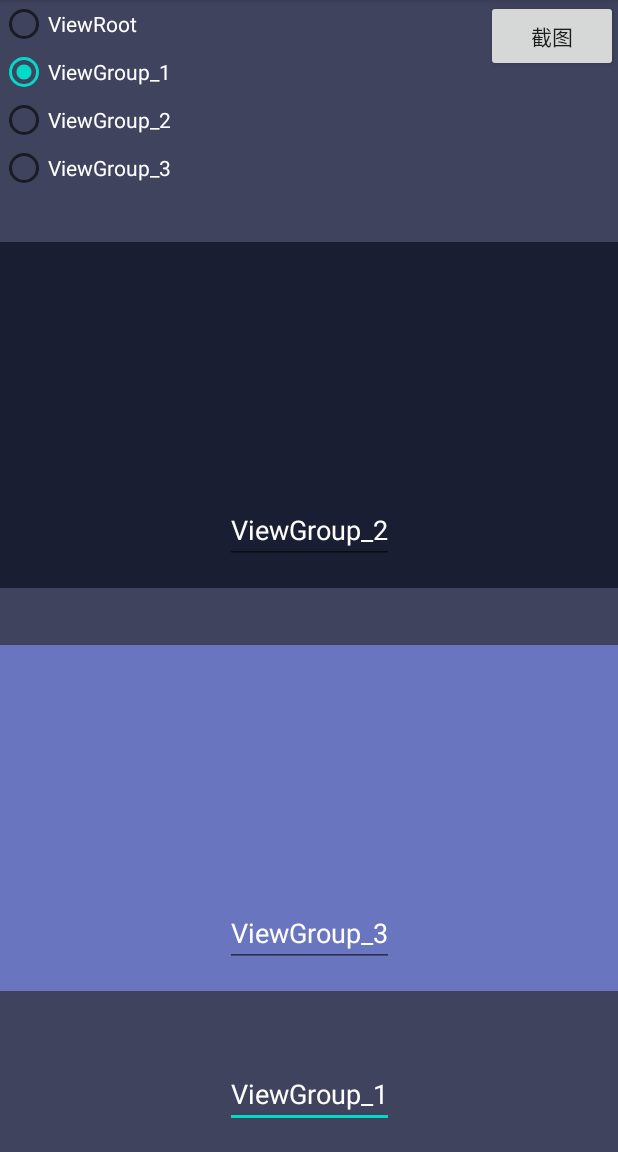
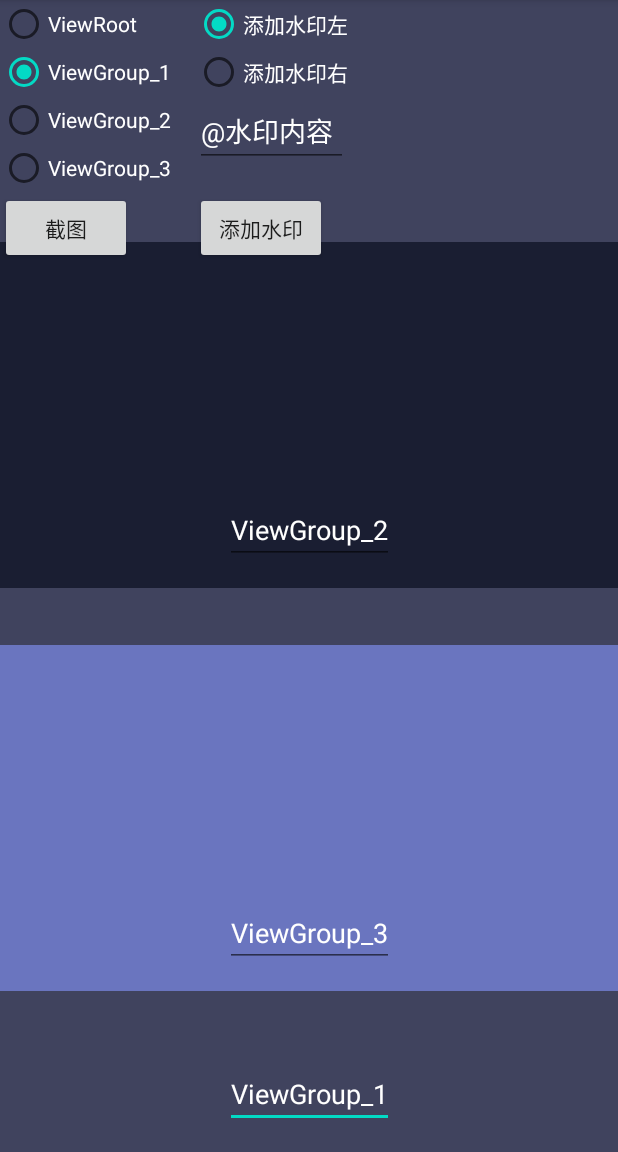
Before and after one commit to SMask/PhotoLibrary_Android, an Android app: the screen it shows after launch (MainActivity), after a tap on "截图", on a phone screen of 412 x 824 dp, the part 84-1236 px from its top. Run offline under Robolectric (Android 15) with nearby library versions, the phone set to English and light mode, and no system bars.

Commit message:
Bitmap添加水印

```diff
--- a/app/src/main/java/com/mask/photolibrary/MainActivity.java
+++ b/app/src/main/java/com/mask/photolibrary/MainActivity.java
@@ -1,8 +1,11 @@
 package com.mask.photolibrary;
 
+import android.graphics.Bitmap;
+import android.graphics.Color;
 import android.os.Bundle;
 import android.view.View;
 import android.widget.Button;
+import android.widget.EditText;
 import android.widget.RadioGroup;
 import android.widget.Toast;
 
@@ -15,12 +18,15 @@ import java.io.File;
 
 public class MainActivity extends AppCompatActivity {
 
-    private RadioGroup rg_screenshot;
-    private Button btn_screenshot;
     private View layout_root;
     private View layout_group_1;
     private View layout_group_2;
     private View layout_group_3;
+    private RadioGroup rg_screenshot;
+    private Button btn_screenshot;
+    private RadioGroup rg_watermark;
+    private EditText edt_watermark;
+    private Button btn_watermark;
 
     @Override
     protected void onCreate(Bundle savedInstanceState) {
@@ -32,12 +38,15 @@ public class MainActivity extends AppCompatActivity {
     }
 
     private void initView() {
-        rg_screenshot = findViewById(R.id.rg_screenshot);
-        btn_screenshot = findViewById(R.id.btn_screenshot);
         layout_root = findViewById(R.id.layout_root);
         layout_group_1 = findViewById(R.id.layout_group_1);
         layout_group_2 = findViewById(R.id.layout_group_2);
         layout_group_3 = findViewById(R.id.layout_group_3);
+        rg_screenshot = findViewById(R.id.rg_screenshot);
+        btn_screenshot = findViewById(R.id.btn_screenshot);
+        rg_watermark = findViewById(R.id.rg_watermark);
+        edt_watermark = findViewById(R.id.edt_watermark);
+        btn_watermark = findViewById(R.id.btn_watermark);
     }
 
     private void initData() {
@@ -51,42 +60,104 @@ public class MainActivity extends AppCompatActivity {
                 doScreenshot();
             }
         });
+        btn_watermark.setOnClickListener(new View.OnClickListener() {
+            @Override
+            public void onClick(View v) {
+                doWatermark();
+            }
+        });
     }
 
     /**
      * 截图
      */
     private void doScreenshot() {
+        View view = getCheckedView();
+        String filePrefix = getPrefix();
+
+        saveBitmapToFile(BitmapUtils.getBitmap(view), filePrefix);
+    }
+
+    /**
+     * 添加水印
+     */
+    private void doWatermark() {
+        Bitmap bitmap = BitmapUtils.getBitmap(getCheckedView());
+        boolean isLeft = rg_watermark.getCheckedRadioButtonId() == R.id.rb_watermark_left;
+        String text = edt_watermark.getText().toString();
+
+        BitmapUtils.addWatermark(bitmap, 400, 250, text, Color.WHITE, 18, 36, 18, isLeft);
+
+        String filePrefix = getPrefix() + "_水印";
+
+        saveBitmapToFile(bitmap, filePrefix);
+    }
+
+    /**
+     * 获取 选中View
+     *
+     * @return View
+     */
+    private View getCheckedView() {
         View view;
-        String filePrefix;
         switch (rg_screenshot.getCheckedRadioButtonId()) {
             case R.id.rb_view_root:
                 view = layout_root;
-                filePrefix = "ViewRoot";
                 break;
             default:
             case R.id.rb_view_group_1:
                 view = layout_group_1;
-                filePrefix = "ViewGroup1";
                 break;
             case R.id.rb_view_group_2:
                 view = layout_group_2;
-                filePrefix = "ViewGroup2";
                 break;
             case R.id.rb_view_group_3:
                 view = layout_group_3;
-                filePrefix = "ViewGroup3";
                 break;
         }
+        return view;
+    }
 
-        BitmapUtils.saveBitmapToFile(this, BitmapUtils.getBitmap(view), filePrefix, new SaveBitmapCallback() {
+    /**
+     * 获取 前缀
+     *
+     * @return View
+     */
+    private String getPrefix() {
+        String prefix;
+        switch (rg_screenshot.getCheckedRadioButtonId()) {
+            case R.id.rb_view_root:
+                prefix = "ViewRoot";
+                break;
+            default:
+            case R.id.rb_view_group_1:
+                prefix = "ViewGroup1";
+                break;
+            case R.id.rb_view_group_2:
+                prefix = "ViewGroup2";
+                break;
+            case R.id.rb_view_group_3:
+                prefix = "ViewGroup3";
+                break;
+        }
+        return prefix;
+    }
+
+    /**
+     * 保存Bitmap到文件
+     *
+     * @param bitmap     bitmap
+     * @param filePrefix 文件前缀名
+     */
+    private void saveBitmapToFile(Bitmap bitmap, String filePrefix) {
+        BitmapUtils.saveBitmapToFile(this, bitmap, filePrefix, new SaveBitmapCallback() {
             @Override
             public void onSuccess(File file) {
                 super.onSuccess(file);
 
                 LogUtil.i("onSuccess: " + file.getAbsolutePath());
 
-                Toast.makeText(getApplication(), getString(R.string.content_screenshot_result, file.getAbsolutePath()), Toast.LENGTH_LONG).show();
+                Toast.makeText(getApplication(), getString(R.string.content_save_bitmap_result, file.getAbsolutePath()), Toast.LENGTH_LONG).show();
             }
 
             @Override
--- a/app/src/main/res/layout/activity_main.xml
+++ b/app/src/main/res/layout/activity_main.xml
@@ -101,11 +101,17 @@
 
     </androidx.constraintlayout.widget.ConstraintLayout>
 
+    <androidx.constraintlayout.widget.Barrier
+        android:id="@+id/barrier"
+        android:layout_width="wrap_content"
+        android:layout_height="wrap_content"
+        app:barrierDirection="bottom"
+        app:constraint_referenced_ids="rg_screenshot,rg_watermark" />
+
     <RadioGroup
         android:id="@+id/rg_screenshot"
-        android:layout_width="0dp"
+        android:layout_width="wrap_content"
         android:layout_height="wrap_content"
-        app:layout_constraintEnd_toEndOf="parent"
         app:layout_constraintStart_toStartOf="parent"
         app:layout_constraintTop_toTopOf="parent">
 
@@ -145,7 +151,51 @@
         android:layout_width="wrap_content"
         android:layout_height="wrap_content"
         android:text="@string/title_screenshot"
-        app:layout_constraintEnd_toEndOf="parent"
-        app:layout_constraintTop_toTopOf="parent" />
+        app:layout_constraintStart_toStartOf="@+id/rg_screenshot"
+        app:layout_constraintTop_toBottomOf="@+id/barrier" />
+
+    <RadioGroup
+        android:id="@+id/rg_watermark"
+        android:layout_width="wrap_content"
+        android:layout_height="wrap_content"
+        android:layout_marginStart="16dp"
+        app:layout_constraintStart_toEndOf="@+id/rg_screenshot"
+        app:layout_constraintTop_toTopOf="parent">
+
+        <RadioButton
+            android:id="@+id/rb_watermark_left"
+            android:layout_width="wrap_content"
+            android:layout_height="wrap_content"
+            android:checked="true"
+            android:text="@string/content_watermark_left"
+            android:textColor="@android:color/white" />
+
+        <RadioButton
+            android:id="@+id/rb_watermark_right"
+            android:layout_width="wrap_content"
+            android:layout_height="wrap_content"
+            android:text="@string/content_watermark_right"
+            android:textColor="@android:color/white" />
+
+    </RadioGroup>
+
+    <EditText
+        android:id="@+id/edt_watermark"
+        android:layout_width="0dp"
+        android:layout_height="wrap_content"
+        android:singleLine="true"
+        android:text="@string/content_watermark_add"
+        android:textColor="@android:color/white"
+        app:layout_constraintEnd_toEndOf="@+id/rg_watermark"
+        app:layout_constraintStart_toStartOf="@+id/rg_watermark"
+        app:layout_constraintTop_toBottomOf="@+id/rg_watermark" />
+
+    <Button
+        android:id="@+id/btn_watermark"
+        android:layout_width="wrap_content"
+        android:layout_height="wrap_content"
+        android:text="@string/title_watermark_add"
+        app:layout_constraintStart_toStartOf="@+id/rg_watermark"
+        app:layout_constraintTop_toBottomOf="@+id/barrier" />
 
 </androidx.constraintlayout.widget.ConstraintLayout>
--- a/app/src/main/res/values/strings.xml
+++ b/app/src/main/res/values/strings.xml
@@ -7,7 +7,13 @@
     <string name="title_view_group_2">ViewGroup_2</string>
     <string name="title_view_group_3">ViewGroup_3</string>
 
+    <string name="content_save_bitmap_result">Bitmap保存成功，路径：%1$s</string>
+
     <string name="title_screenshot">截图</string>
-    <string name="content_screenshot_result">截图成功，保存路径：%1$s</string>
+
+    <string name="content_watermark_left">添加水印左</string>
+    <string name="content_watermark_right">添加水印右</string>
+    <string name="title_watermark_add">添加水印</string>
+    <string name="content_watermark_add">\@水印内容</string>
 
 </resources>
```
Also changed, not shown: Photo/src/main/java/com/mask/photo/utils/BitmapUtils.java (+60 -0 lines).
